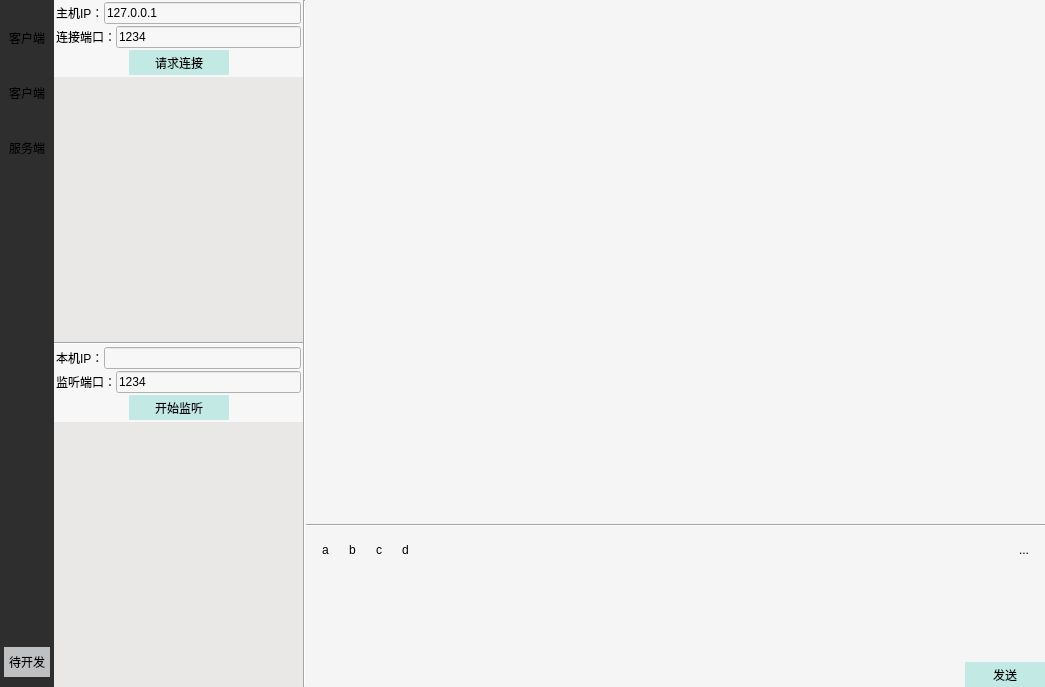
This is oct-23th/wechat.ui in XiaoBigBro/text as Qt 5 draws it before an edit. The edited form follows.
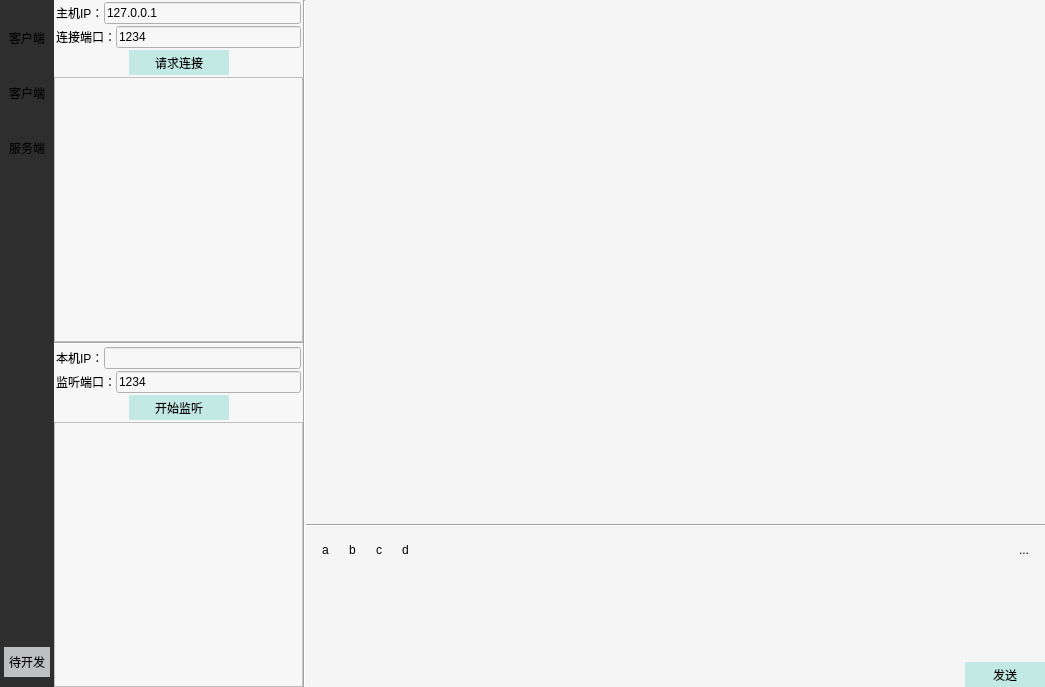
This is the edited form. Icons and pictures are not drawn.

Patch:
```diff
--- a/oct-23th/wechat.ui
+++ b/oct-23th/wechat.ui
@@ -411,47 +411,7 @@
                </widget>
               </item>
               <item>
-               <widget class="QWidget" name="clientWidget" native="true">
-                <property name="sizePolicy">
-                 <sizepolicy hsizetype="Preferred" vsizetype="Expanding">
-                  <horstretch>0</horstretch>
-                  <verstretch>0</verstretch>
-                 </sizepolicy>
-                </property>
-                <property name="minimumSize">
-                 <size>
-                  <width>0</width>
-                  <height>0</height>
-                 </size>
-                </property>
-                <property name="styleSheet">
-                 <string notr="true">background:rgb(234, 232, 231)</string>
-                </property>
-                <layout class="QVBoxLayout" name="verticalLayout_10">
-                 <property name="spacing">
-                  <number>0</number>
-                 </property>
-                 <property name="leftMargin">
-                  <number>0</number>
-                 </property>
-                 <property name="topMargin">
-                  <number>0</number>
-                 </property>
-                 <property name="rightMargin">
-                  <number>0</number>
-                 </property>
-                 <property name="bottomMargin">
-                  <number>0</number>
-                 </property>
-                 <item>
-                  <layout class="QVBoxLayout" name="clientWidgetLayout">
-                   <property name="spacing">
-                    <number>0</number>
-                   </property>
-                  </layout>
-                 </item>
-                </layout>
-               </widget>
+               <widget class="QListWidget" name="clientView"/>
               </item>
              </layout>
             </item>
@@ -589,41 +549,7 @@
                </widget>
               </item>
               <item>
-               <widget class="QWidget" name="serverWidget" native="true">
-                <property name="minimumSize">
-                 <size>
-                  <width>0</width>
-                  <height>0</height>
-                 </size>
-                </property>
-                <property name="styleSheet">
-                 <string notr="true">background:rgb(234, 232, 231)</string>
-                </property>
-                <layout class="QVBoxLayout" name="verticalLayout_9">
-                 <property name="spacing">
-                  <number>0</number>
-                 </property>
-                 <property name="leftMargin">
-                  <number>0</number>
-                 </property>
-                 <property name="topMargin">
-                  <number>0</number>
-                 </property>
-                 <property name="rightMargin">
-                  <number>0</number>
-                 </property>
-                 <property name="bottomMargin">
-                  <number>0</number>
-                 </property>
-                 <item>
-                  <layout class="QVBoxLayout" name="serveWidgetLayout">
-                   <property name="spacing">
-                    <number>0</number>
-                   </property>
-                  </layout>
-                 </item>
-                </layout>
-               </widget>
+               <widget class="QListWidget" name="servetView"/>
               </item>
              </layout>
             </item>
```
